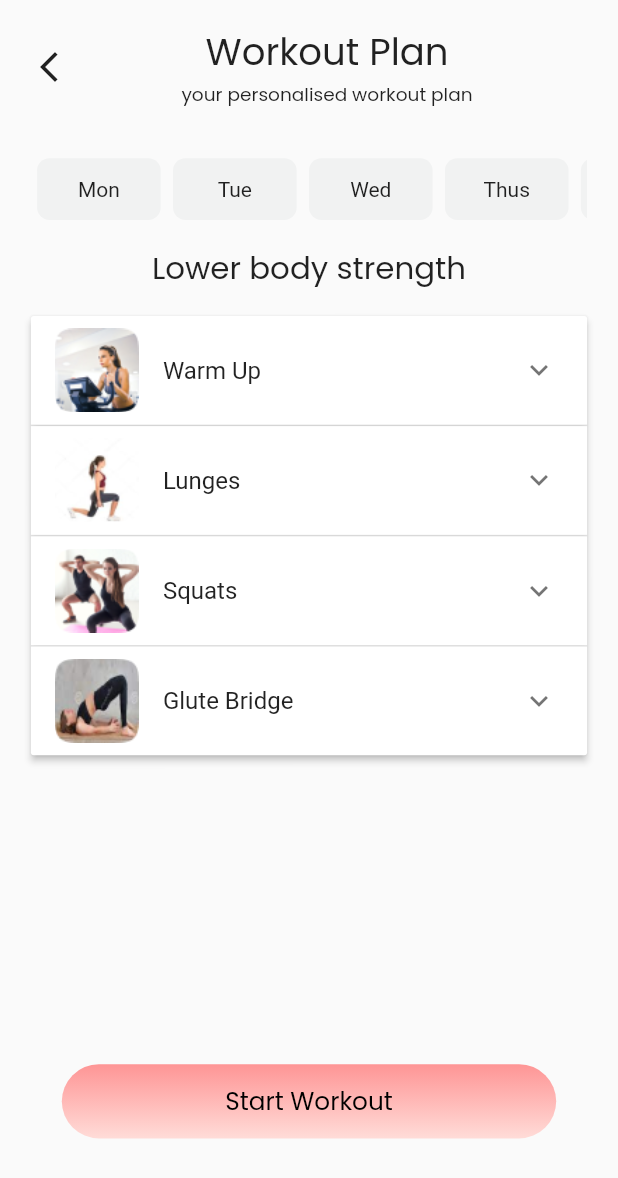
After one commit to ArpitSahu01/FitnessApp, a Flutter app: the WorkoutScreen screen opened by its route, on a phone screen of 412 x 824 dp. The commit adds this screen. Shown: the top 1178 px of the screen. Run offline on Flutter 3.47's test engine with Material 2 defaults, Android fonts, the phone set to English and light mode, and no system bars; our stand-ins replace carousel_slider, cloud_firestore, firebase_auth, firebase_core, flutter_svg, get and 3 more; missing offline and left inert: flutter_facebook_auth; accounts and stored records are empty.

Commit message:
done with workout screen

```diff
--- a/lib/routes/routes.dart
+++ b/lib/routes/routes.dart
@@ -6,6 +6,7 @@ import 'package:gfg_project/screens/profile_screen.dart';
 import 'package:gfg_project/screens/signUp_screen.dart';
 import 'package:gfg_project/screens/splash_screen.dart';
 import 'package:gfg_project/screens/user_data_screen.dart';
+import 'package:gfg_project/screens/workout_Screen.dart';
 
 
 class RoutesClass{
@@ -17,6 +18,7 @@ class RoutesClass{
   static String onBoardingScreen = "/onBoarding_screen";
   static String userDataScreen = "/user_data_screen";
   static String profileScreen = "/profile_screen";
+  static String workoutScreen = "/workoutScreen";
 
   static String getHomeRoute()=> home;
   static String getSplashScreen() => splashScreen;
@@ -25,6 +27,7 @@ class RoutesClass{
   static String getUserDataScreen() => userDataScreen;
   static String getProfileScreen() => profileScreen;
   static String getOnBoardingScreen() => onBoardingScreen;
+  static String getWorkoutScreen() => workoutScreen;
 
 
   static List<GetPage> routes = [
@@ -36,6 +39,7 @@ class RoutesClass{
     GetPage(name: userDataScreen, page: ()=>const UserDataScreen()),
     GetPage(name: profileScreen, page: ()=> const ProfileScreen()),
     GetPage(name: onBoardingScreen, page: ()=> const OnBoaridngScreen()),
+    GetPage(name: workoutScreen, page: ()=>const WorkoutScreen()),
   ];
 
 
--- a/lib/screens/home_screen.dart
+++ b/lib/screens/home_screen.dart
@@ -4,6 +4,8 @@ import 'package:get_storage/get_storage.dart';
 import 'package:gfg_project/controllers/auth_controller.dart';
 import 'package:gfg_project/controllers/data_display_controller.dart';
 import 'package:gfg_project/models/user_model.dart';
+import 'package:get/get.dart';
+import 'package:gfg_project/routes/routes.dart';
 import 'package:gfg_project/utils/app_utils.dart';
 import 'package:gfg_project/utils/extensions.dart';
 import 'package:gfg_project/widgets/carousel_slider_widget.dart';
@@ -236,7 +238,11 @@ class WorkoutSection extends StatelessWidget {
       crossAxisAlignment: CrossAxisAlignment.start,
       children: [
         Text("Workout Plan",style: kPoppinsSemiBold.copyWith(fontSize: 6.0.wp,fontWeight: FontWeight.w700),),
-        Card(
+        GestureDetector(
+          onTap: (){
+            Get.toNamed(RoutesClass.getWorkoutScreen());
+          },
+          child: Card(
             child: Padding(
               padding:  EdgeInsets.symmetric(horizontal: 5.0.wp,vertical: 4.0.wp),
               child: Row(
@@ -255,6 +261,7 @@ class WorkoutSection extends StatelessWidget {
                 ],
               ),
             ),),
+        ),
       ],
     );
   }
--- /dev/null
+++ b/lib/screens/workout_Screen.dart
@@ -0,0 +1,146 @@
+import 'package:flutter/material.dart';
+import 'package:gfg_project/utils/app_utils.dart';
+import 'package:gfg_project/utils/extensions.dart';
+import 'package:get/get.dart';
+
+import '../widgets/sign_in_button.dart';
+
+class WorkoutScreen extends StatefulWidget {
+  const WorkoutScreen({Key? key}) : super(key: key);
+
+  @override
+  State<WorkoutScreen> createState() => _WorkoutScreenState();
+}
+
+class _WorkoutScreenState extends State<WorkoutScreen> {
+
+  List<String> weekDays = ["Mon","Tue","Wed","Thus","Fri","Sat","Sun"];
+
+  List<Map<String,String>> data = [
+    {
+      "imageUrl":"assets/otherScreens/workScreen1.png",
+      "title":"Warm Up",
+      "body":"The purpose of warming up before physical activity is to prepare mentally and physically for your chosen activity. Warming up increases your heart rate and therefore your blood flow. This enables more oxygen to reach your muscles"
+    },
+    {
+      "imageUrl":"assets/otherScreens/workScreen2.png",
+      "title":"Lunges",
+      "body":"Lunges are a popular strength training exercise among people wanting to strengthen, sculpt, and tone their bodies, while also improving overall fitness and enhancing athletic performance"
+    },
+    {
+      "imageUrl":"assets/otherScreens/workScreen3.png",
+      "title":"Squats",
+      "body":"A squat is a strength exercise in which the trainee lowers their hips from a standing position and then stands back up. During the descent, the hip and knee joints flex while the ankle joint dorsiflexes; conversely the hip and knee joints extend and the ankle joint plantarflexes when standing up"
+    },
+    {
+      "imageUrl":"assets/otherScreens/workScreen4.png",
+      "title":"Glute Bridge",
+      "body":" A glute bridge is a physical exercise that helps to strengthen the gluteus muscles (located in your buttocks) and hamstrings. Glute bridges are done by laying on your back with both feet planted on the ground and lifting your pelvis. It can help to increase hip flexibility and lower back health."
+    },
+  ];
+
+
+  @override
+  Widget build(BuildContext context) {
+    return Scaffold(
+
+      body: SafeArea(
+        child: SingleChildScrollView(
+          child: Center(
+            child: Padding(
+              padding:  EdgeInsets.symmetric(horizontal: 5.0.wp),
+              child: Stack(
+                children: [Column(
+                  crossAxisAlignment: CrossAxisAlignment.center,
+                  children: [
+                    SizedBox(height: 2.0.hp,),
+                    Row(
+                      children: [
+                        GestureDetector(
+                          onTap: (){
+                            Get.back();
+                          },
+                            child: Icon(Icons.arrow_back_ios_new_sharp)),
+                        Spacer(),
+                        Column(
+                          children: [
+                            Text("Workout Plan",style: kPoppinsSemiBold.copyWith(fontSize: 6.0.wp),),
+                            Text("your personalised workout plan",style: kPoppinsSemiBold.copyWith(fontSize: 3.0.wp),),
+                          ],
+                        ),
+                        Spacer(),
+                      ],
+                    ),
+                    SizedBox(height: 4.0.hp,),
+                    SizedBox(
+                      width: 90.0.wp,
+                      height: 5.0.hp,
+                      child: ListView(
+                        scrollDirection: Axis.horizontal,
+                        children: weekDays.map((day) => Container(
+                          width: 20.0.wp,
+                          height: 5.0.hp,
+                          alignment: Alignment.center,
+                          margin: EdgeInsets.symmetric(horizontal: 1.0.wp),
+                          decoration: BoxDecoration(
+                            color: textFieldColor,
+                            borderRadius: BorderRadius.circular(2.0.wp)
+                          ),
+                          child: Text(day),
+                        )).toList(),
+                      ),
+                    ),
+                    SizedBox(height: 2.0.hp,),
+                    Text("Lower body strength",style: kPoppinsSemiBold.copyWith(fontSize: 5.0.wp),),
+                    SizedBox(height: 2.0.hp,),
+                    // workout dropdown sheet
+                    ExpansionPanelList.radio(
+                      children: data.map((value) => ExpansionPanelRadio(
+                        value: value["title"].toString(),
+                          headerBuilder: (context, isExpanded){
+                        return Padding(
+                          padding:  EdgeInsets.symmetric(vertical: 2.0.wp),
+                          child: ListTile(
+                            leading: Container(
+                              decoration: BoxDecoration(
+                                borderRadius: BorderRadius.circular(2.0.wp),
+                              ),
+                              child: Image.asset(value["imageUrl"].toString()),
+                            ),
+                            title: Text(value["title"].toString()),
+                          ),
+                        );
+                      }, body: Padding(
+                        padding: EdgeInsets.symmetric(vertical: 2.0.wp),
+                        child: ListTile(
+                          title: Text(value["body"].toString()),
+                        ),
+                      ))).toList(),
+                    ),
+                    SizedBox(
+                      height: 25.0.hp,
+                    ),
+                    SignInButton(
+                      title: "Start Workout",
+                      gradient: const LinearGradient(
+                          begin: Alignment.bottomCenter,
+                          end: Alignment.topCenter,
+                          colors: [
+                            gradientColorLight,
+                            gradientColorDark,
+                          ]
+                      ),
+                      onTap: () {
+                      },
+                    ),
+                  ],
+                ),
+                ]
+              ),
+            ),
+          ),
+        ),
+      ),
+    );
+  }
+}
```
Also changed, not shown: assets/otherScreens/workScreen1.png (added), assets/otherScreens/workScreen2.png (added), assets/otherScreens/workScreen3.png (added), assets/otherScreens/workScreen4.png (added). Lines whose indentation alone changed are shown as unchanged.
